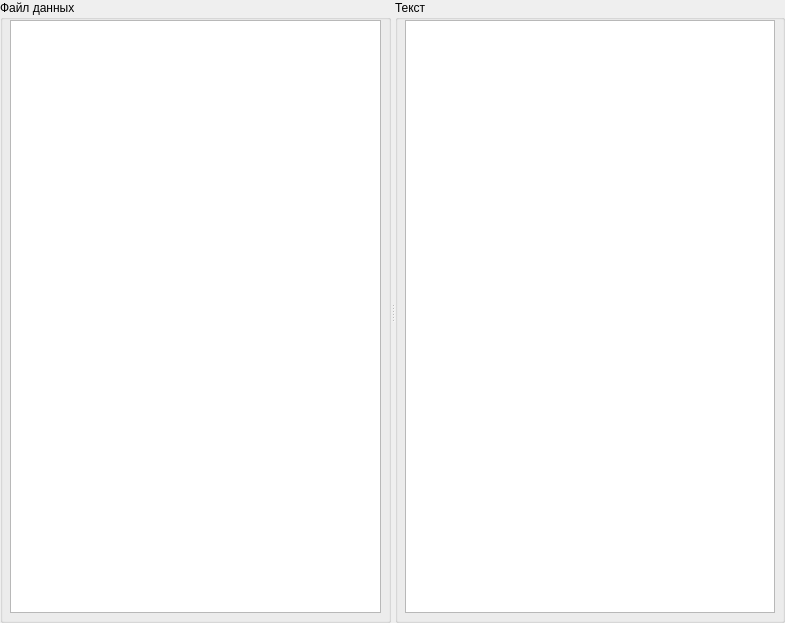
Above: phx-cnc-ui-mainform/src/CXFilesList.ui from superkulpa/phx-cnc-ui before the change. Below: the same form after it.
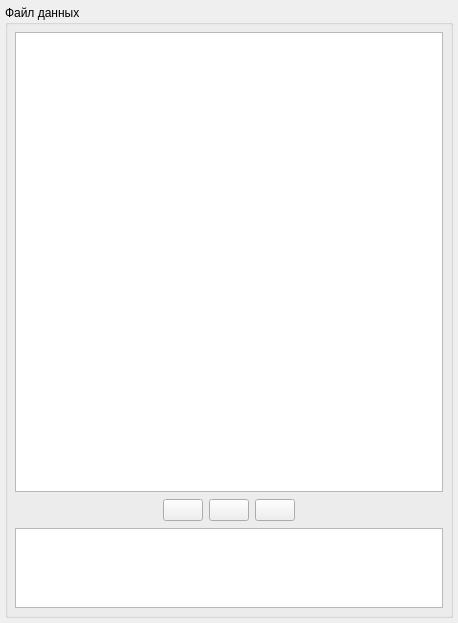
That is the form after the change. Icons and pictures are not drawn.

```diff
--- a/phx-cnc-ui-mainform/src/CXFilesList.ui
+++ b/phx-cnc-ui-mainform/src/CXFilesList.ui
@@ -6,25 +6,21 @@
    <rect>
     <x>0</x>
     <y>0</y>
-    <width>785</width>
+    <width>458</width>
     <height>623</height>
    </rect>
   </property>
   <property name="windowTitle">
    <string>CXFilesList</string>
   </property>
-  <layout class="QHBoxLayout" name="horizontalLayout">
+  <layout class="QVBoxLayout" name="verticalLayout_2">
    <property name="spacing">
-    <number>0</number>
+    <number>5</number>
    </property>
    <property name="margin">
-    <number>0</number>
+    <number>5</number>
    </property>
    <item>
-    <widget class="QSplitter" name="splitter">
-     <property name="orientation">
-      <enum>Qt::Horizontal</enum>
-     </property>
      <widget class="QGroupBox" name="groupBox">
       <property name="title">
        <string>Файл данных</string>
@@ -33,16 +29,7 @@
        <property name="spacing">
         <number>7</number>
        </property>
-       <property name="leftMargin">
-        <number>7</number>
-       </property>
-       <property name="topMargin">
-        <number>0</number>
-       </property>
-       <property name="rightMargin">
-        <number>7</number>
-       </property>
-       <property name="bottomMargin">
+      <property name="margin">
         <number>7</number>
        </property>
        <item>
@@ -53,57 +40,124 @@
            <height>25</height>
           </size>
          </property>
-         <property name="movement">
-          <enum>QListView::Static</enum>
-         </property>
-         <property name="isWrapping" stdset="0">
-          <bool>true</bool>
-         </property>
-         <property name="resizeMode">
-          <enum>QListView::Adjust</enum>
-         </property>
-         <property name="spacing">
-          <number>30</number>
-         </property>
-         <property name="viewMode">
-          <enum>QListView::IconMode</enum>
-         </property>
-         <property name="wordWrap">
+       </widget>
+      </item>
+      <item>
+       <layout class="QHBoxLayout" name="horizontalLayout_2">
+        <item>
+         <spacer name="horizontalSpacer">
+          <property name="orientation">
+           <enum>Qt::Horizontal</enum>
+          </property>
+          <property name="sizeHint" stdset="0">
+           <size>
+            <width>40</width>
+            <height>20</height>
+           </size>
+          </property>
+         </spacer>
+        </item>
+        <item>
+         <widget class="QPushButton" name="mDownButton">
+          <property name="focusPolicy">
+           <enum>Qt::NoFocus</enum>
+          </property>
+          <property name="text">
+           <string/>
+          </property>
+          <property name="icon">
+           <iconset resource="../resource.qrc">
+            <normaloff>:/images/down.png</normaloff>:/images/down.png</iconset>
+          </property>
+          <property name="iconSize">
+           <size>
+            <width>24</width>
+            <height>24</height>
+           </size>
+          </property>
+          <property name="autoRepeat">
           <bool>true</bool>
          </property>
-        </widget>
-       </item>
-      </layout>
-     </widget>
-     <widget class="QGroupBox" name="groupBox_2">
-      <property name="title">
-       <string>Текст</string>
-      </property>
-      <layout class="QVBoxLayout" name="verticalLayout_2">
-       <property name="spacing">
-        <number>7</number>
-       </property>
-       <property name="leftMargin">
-        <number>7</number>
-       </property>
-       <property name="topMargin">
-        <number>0</number>
-       </property>
-       <property name="rightMargin">
-        <number>7</number>
-       </property>
-       <property name="bottomMargin">
-        <number>7</number>
-       </property>
+          <property name="autoRepeatInterval">
+           <number>100</number>
+          </property>
+         </widget>
+        </item>
+        <item>
+         <widget class="QPushButton" name="mOpenButton">
+          <property name="focusPolicy">
+           <enum>Qt::NoFocus</enum>
+          </property>
+          <property name="text">
+           <string/>
+          </property>
+          <property name="icon">
+           <iconset resource="../resource.qrc">
+            <normaloff>:/images/open_folder.png</normaloff>:/images/open_folder.png</iconset>
+          </property>
+          <property name="iconSize">
+           <size>
+            <width>24</width>
+            <height>24</height>
+           </size>
+          </property>
+         </widget>
+        </item>
+        <item>
+         <widget class="QPushButton" name="mUpButton">
+          <property name="focusPolicy">
+           <enum>Qt::NoFocus</enum>
+          </property>
+          <property name="text">
+           <string/>
+          </property>
+          <property name="icon">
+           <iconset resource="../resource.qrc">
+            <normaloff>:/images/up.png</normaloff>:/images/up.png</iconset>
+          </property>
+          <property name="iconSize">
+           <size>
+            <width>24</width>
+            <height>24</height>
+           </size>
+          </property>
+          <property name="autoRepeat">
+           <bool>true</bool>
+          </property>
+          <property name="autoRepeatInterval">
+           <number>100</number>
+          </property>
+         </widget>
+        </item>
        <item>
-        <widget class="QTextEdit" name="mTextEdit">
-         <property name="textInteractionFlags">
-          <set>Qt::TextSelectableByKeyboard|Qt::TextSelectableByMouse</set>
-         </property>
-        </widget>
-       </item>
-      </layout>
-     </widget>
+         <spacer name="horizontalSpacer_2">
+          <property name="orientation">
+           <enum>Qt::Horizontal</enum>
+          </property>
+          <property name="sizeHint" stdset="0">
+           <size>
+            <width>40</width>
+            <height>20</height>
+           </size>
+          </property>
+         </spacer>
+        </item>
+       </layout>
+      </item>
+      <item>
+       <widget class="QTextEdit" name="mCompileEdit">
+        <property name="maximumSize">
+         <size>
+          <width>16777215</width>
+          <height>80</height>
+         </size>
+        </property>
+        <property name="readOnly">
+         <bool>true</bool>
+        </property>
+       </widget>
+      </item>
+     </layout>
     </widget>
    </item>
   </layout>
```
Left out of the diff: 7 changed lines with no effect on the pictures. Lines whose indentation alone changed are shown as unchanged.
